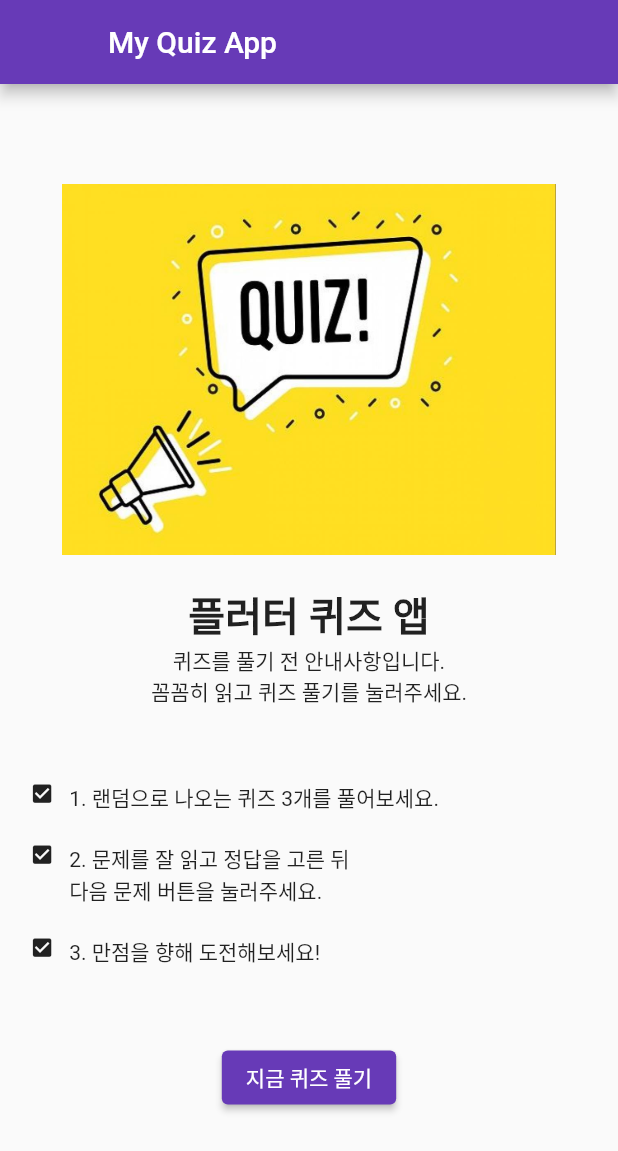
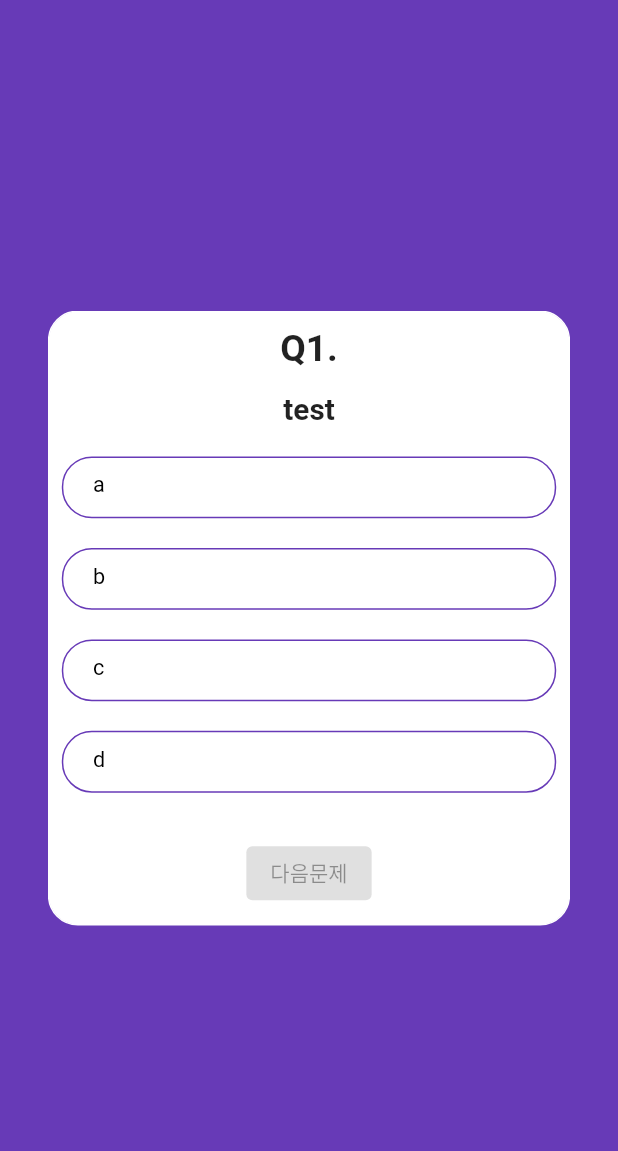
Before and after one commit to bluesun147/flutter_quiz_app, a Flutter app: the screen it shows after launch, after a tap on "지금 퀴즈 풀기", on a phone screen of 412 x 824 dp. Shown: the top 1151 px of the screen. Run offline on Flutter 3.47's test engine with Material 2 defaults, Android fonts, the phone set to English and light mode, and no system bars; drawn by our look-alikes of auto_size_text; our stand-ins replace flutter_swiper.

Commit message:
퀴즈 모델, 퀴즈 풀기 화면 생성

```diff
--- /dev/null
+++ b/lib/model/model_quiz.dart
@@ -0,0 +1,13 @@
+class Quiz {
+  String title;
+  List<String> candidates;
+  int answer;
+
+  // 생성자
+  Quiz({required this.title, required this.candidates, required this.answer});
+
+  Quiz.fromMap(Map<String, dynamic> map)
+    : title = map['title'],
+      candidates = map['candidates'],
+      answer = map['answer'];
+}
--- a/lib/screen/screen_home.dart
+++ b/lib/screen/screen_home.dart
@@ -1,10 +1,29 @@
 import 'package:flutter/material.dart';
+import 'package:quiz_app_test/model/model_quiz.dart';
+import 'package:quiz_app_test/screen/screen_quiz.dart';
 
 class HomeScreen extends StatefulWidget {
   _HomeScreenState createState() => _HomeScreenState();
 }
 
 class _HomeScreenState extends State<HomeScreen> {
+  List<Quiz> quizs = [
+    Quiz.fromMap({
+      'title': 'test',
+      'candidates': ['a', 'b', 'c', 'd'],
+      'answer': 0
+    }),
+    Quiz.fromMap({
+      'title': 'test',
+      'candidates': ['a', 'b', 'c', 'd'],
+      'answer': 0
+    }),
+    Quiz.fromMap({
+      'title': 'test',
+      'candidates': ['a', 'b', 'c', 'd'],
+      'answer': 0
+    }),
+  ];
   @override
   Widget build(BuildContext context) {
     Size screenSize = MediaQuery.of(context).size;
@@ -68,7 +87,9 @@ class _HomeScreenState extends State<HomeScreen> {
                         '지금 퀴즈 풀기',
                         style: TextStyle(color: Colors.white),
                         ),
-                        onPressed: () {},
+                        onPressed: () {
+                          Navigator.push(context, MaterialPageRoute(builder: (context) => QuizScreen(quizs: quizs,),),);
+                        },
                       ),
                     ),
                   )
--- /dev/null
+++ b/lib/screen/screen_quiz.dart
@@ -0,0 +1,143 @@
+import 'package:auto_size_text/auto_size_text.dart';
+import 'package:flutter/material.dart';
+import 'package:flutter_swiper/flutter_swiper.dart';
+import 'package:quiz_app_test/model/model_quiz.dart';
+import 'package:quiz_app_test/widget/widget_candidate.dart';
+
+class QuizScreen extends StatefulWidget {
+  List<Quiz> quizs;
+  QuizScreen({required this.quizs});
+
+  @override
+  _QuizScreenState createState() => _QuizScreenState();
+}
+
+class _QuizScreenState extends State<QuizScreen> {
+  List<int> _answers = [-1, -1, -1];
+  List<bool> _answerState = [false, false, false, false];
+  int _currentIndex = 0;
+  SwiperController _controller = SwiperController();
+
+  @override
+  Widget build(BuildContext context) {
+    Size screenSize = MediaQuery.of(context).size;
+    double width = screenSize.width;
+    double height = screenSize.height;
+
+    return SafeArea(
+      child: Scaffold(
+        backgroundColor: Colors.deepPurple,
+        body: Center(
+          child: Container(
+            decoration: BoxDecoration(
+              borderRadius: BorderRadius.circular(20),
+              border: Border.all(color: Colors.deepPurple),
+            ),
+            width: width * 0.85,
+            height: height * 0.5,
+            child: Swiper(
+              controller: _controller,
+              physics: NeverScrollableScrollPhysics(),
+              loop: false,
+              itemCount: widget.quizs.length,
+              itemBuilder: (BuildContext context, int index) {
+                return _buildQuizCard(widget.quizs[index], width, height);
+              },
+            ),
+          ),
+        ),
+      ),
+    );
+  }
+
+  Widget _buildQuizCard(Quiz quiz, double width, double height) {
+    return Container(
+      decoration: BoxDecoration(
+          borderRadius: BorderRadius.circular(20),
+          border: Border.all(color: Colors.white),
+          color: Colors.white),
+      child: Column(
+        crossAxisAlignment: CrossAxisAlignment.center,
+        children: <Widget>[
+          Container(
+            padding: EdgeInsets.fromLTRB(0, width * 0.024, 0, width * 0.024),
+            child: Text(
+              'Q' + (_currentIndex + 1).toString() + '.',
+              style: TextStyle(
+                  fontSize: width * 0.06, fontWeight: FontWeight.bold),
+            ),
+          ),
+          Container(
+            width: width * 0.8,
+            padding: EdgeInsets.only(top: width * 0.012),
+            child: AutoSizeText(
+              // 너무 길 경우 자동으로 줄여줌
+              quiz.title,
+              textAlign: TextAlign.center,
+              maxLines: 2,
+              style: TextStyle(
+                fontSize: width * 0.048,
+                fontWeight: FontWeight.bold,
+              ),
+            ),
+          ),
+          Expanded(
+            child: Container(),
+          ),
+          Column(
+            children: _buildCandidates(width, quiz),
+          ),
+          Container(
+              padding: EdgeInsets.all(width * 0.024),
+              child: Center(
+                  child: ButtonTheme(
+                    minWidth: width * 0.5,
+                    height: height * 0.05,
+                    shape: RoundedRectangleBorder(
+                      borderRadius: BorderRadius.circular(10),
+                    ),
+                    child: ElevatedButton(
+                      child: _currentIndex == widget.quizs.length - 1
+                      ? Text('결과보기')
+                      : Text('다음문제'),
+                      // style: TextStyle(color: Colors.white),
+                      onPressed: _answers[_currentIndex] == -1 ? null : () {
+                        if (_currentIndex == widget.quizs.length - 1) {}
+                        else {
+                          _answerState = [false, false, false, false];
+                          _currentIndex += 1;
+                          _controller.next();
+                        }
+                      },
+                      ),
+              )))
+        ],
+      ),
+    );
+  }
+
+  List<Widget> _buildCandidates(double width, Quiz quiz) {
+    List<Widget> _children = [];
+    for (int i = 0; i < 4; i++) {
+      _children.add(CandWidget(
+          index: i,
+          text: quiz.candidates[i],
+          width: width,
+          answerState: _answerState[i],
+          tap: () {
+            setState(() {
+              for (int j = 0; j < 4; j++) {
+                if (j == i) {
+                  _answerState[j] = true;
+                  _answers[_currentIndex] = j;
+                } else {
+                  _answerState[j] = false;
+                }
+              }
+            });
+          }));
+      _children.add(Padding(padding: EdgeInsets.all(width * 0.024)));
+    }
+    return _children;
+  }
+}
--- /dev/null
+++ b/lib/widget/widget_candidate.dart
@@ -0,0 +1,50 @@
+import 'package:flutter/material.dart';
+
+class CandWidget extends StatefulWidget {
+  VoidCallback tap;
+  String text;
+  int index;
+  double width;
+  bool answerState;
+
+  // 생성자
+  CandWidget(
+      {required this.tap,
+      required this.index,
+      required this.width,
+      required this.text,
+      required this.answerState});
+
+  // 상태관리 선언
+  _CandWidgetState createState() => _CandWidgetState();
+}
+
+class _CandWidgetState extends State<CandWidget> {
+  @override
+  Widget build(BuildContext context) {
+    return Container(
+        width: widget.width * 0.8,
+        height: widget.width * 0.1,
+        padding: EdgeInsets.fromLTRB(widget.width * 0.048, widget.width * 0.024,
+            widget.width * 0.048, widget.width * 0.024),
+        decoration: BoxDecoration(
+          borderRadius: BorderRadius.circular(20),
+          border: Border.all(color: Colors.deepPurple),
+          color: widget.answerState ? Colors.deepPurple : Colors.white,
+        ),
+        child: InkWell(
+            child: Text(
+              widget.text,
+              style: TextStyle(
+                fontSize: widget.width * 0.035,
+                color: widget.answerState ? Colors.white : Colors.black,
+              ),
+            ),
+            onTap: () {
+              setState(() {
+                widget.tap();
+                widget.answerState = !widget.answerState;
+              });
+            }));
+  }
+}
--- a/pubspec.yaml
+++ b/pubspec.yaml
@@ -35,6 +35,8 @@ dependencies:
   # The following adds the Cupertino Icons font to your application.
   # Use with the CupertinoIcons class for iOS style icons.
   cupertino_icons: ^1.0.2
+  flutter_swiper: ^1.1.6
+  auto_size_text:
 
 dev_dependencies:
   flutter_test:
```
Also changed, not shown: pubspec.lock.
